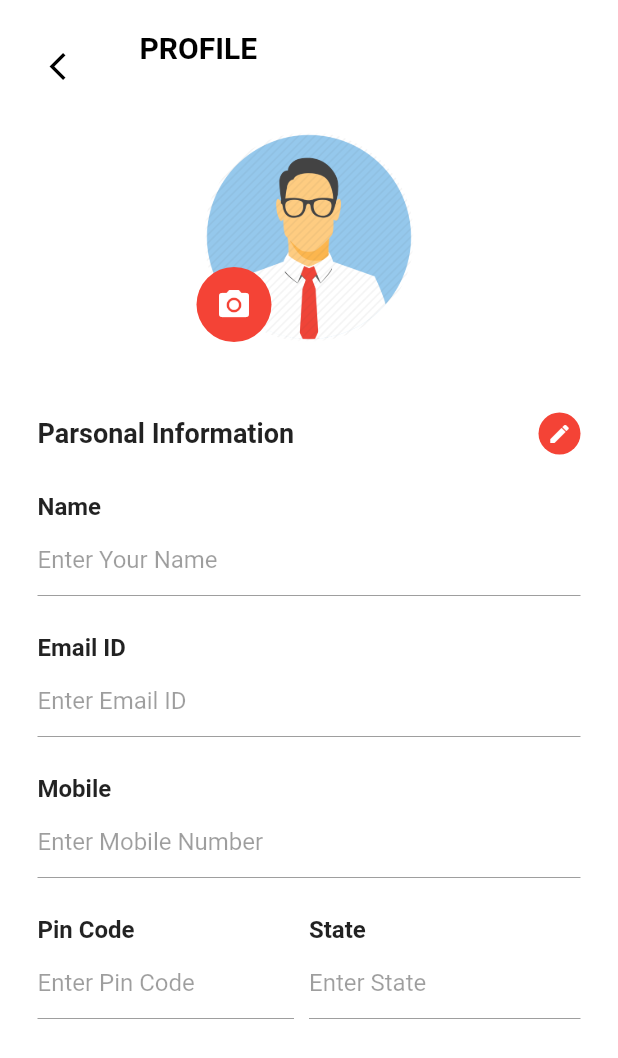
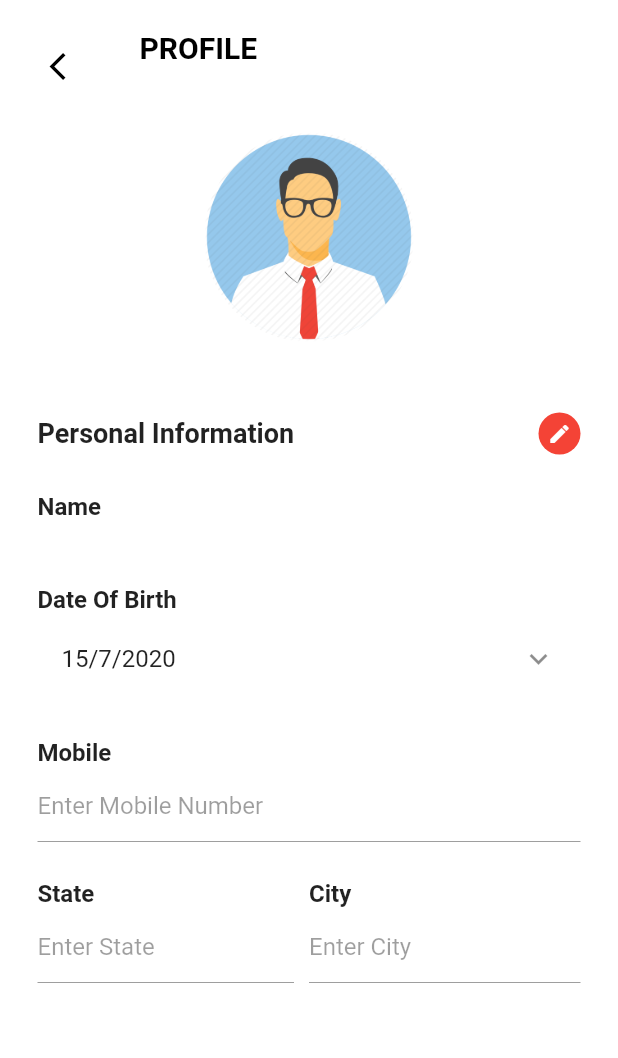
Before and after one commit to pramod1109/online_book, a Flutter app: the ProfileScreen screen opened directly, on a phone screen of 412 x 824 dp. Shown: the top 1058 px of the screen. Run offline on Flutter 3.47's test engine with Material 2 defaults, Android fonts, the phone set to English and light mode, and no system bars; our stand-ins replace carousel_pro, cloud_firestore, firebase_auth, firebase_storage, flutter_html, google_sign_in and 1 more; missing offline and left inert: notustohtml, quill_delta, zefyr; accounts and stored records are empty; Roboto replaces fonts that are missing (sans-serif-light).

Commit message:
Innerpage change-1

```diff
--- a/lib/screens/ProfileScreen.dart
+++ b/lib/screens/ProfileScreen.dart
@@ -1,5 +1,12 @@
+import 'dart:io';
+
+import 'package:cloud_firestore/cloud_firestore.dart';
+import 'package:firebase_auth/firebase_auth.dart';
+import 'package:firebase_storage/firebase_storage.dart';
 import 'package:flutter/material.dart';
 import 'package:flutter/cupertino.dart';
+import 'package:google_sign_in/google_sign_in.dart';
+import 'package:image_picker/image_picker.dart';
 import 'package:online_book/screens/homescreen.dart';
 
 class ProfileScreen extends StatefulWidget {
@@ -7,15 +14,53 @@ class ProfileScreen extends StatefulWidget {
   _ProfileScreenState createState() => _ProfileScreenState();
 }
 
-class _ProfileScreenState extends State<ProfileScreen>
-    with SingleTickerProviderStateMixin {
+class _ProfileScreenState extends State<ProfileScreen> {
+
+  final FirebaseAuth firebaseAuth = FirebaseAuth.instance;
+  final GoogleSignIn _googleSignIn = new GoogleSignIn();
+
+
   bool _status = true;
+  DateTime dob;
   final FocusNode myFocusNode = FocusNode();
+  final TextEditingController _nameController = TextEditingController();
+  final TextEditingController _mobileController = TextEditingController();
+
+  final TextEditingController _stateController = TextEditingController();
+  final TextEditingController _cityController = TextEditingController();
+
+  String name;
+  String imageUrl;
+
+  File _image;
+
+  final databaseReference = Firestore.instance;
+
+  void _update() async {
+    final FirebaseUser user = await firebaseAuth.currentUser();
+     databaseReference.collection("users").document(user.displayName).setData(
+        {
+          "Name" : _nameController.text,
+          "Date Of Birth": dob,
+          "Mobile": _mobileController.text,
+          "state": _stateController.text,
+          "city": _cityController.text
+    });
+    // if(databaseReference.collection('request').document(id).get()!=null)
+  }
+
+  Future<String> _getCurrentUser() async {
+    final FirebaseUser user = await FirebaseAuth.instance.currentUser();
+    setState(() {
+      name= user.displayName.toString();
+    });
+    return name;
+  }
 
   @override
-  void initState() {
-    // TODO: implement initState
+  Future<void> initState(){
     super.initState();
+    dob =DateTime.now();
   }
 
   @override
@@ -79,14 +124,16 @@ class _ProfileScreenState extends State<ProfileScreen>
                                 child: new Row(
                                   mainAxisAlignment: MainAxisAlignment.center,
                                   children: <Widget>[
-                                    new CircleAvatar(
+                                    !_status ?new CircleAvatar(
                                       backgroundColor: Colors.red,
                                       radius: 25.0,
-                                      child: new Icon(
-                                        Icons.camera_alt,
-                                        color: Colors.white,
+                                      child: IconButton(
+                                        icon: Icon(Icons.camera_alt,
+                                          color: Colors.white,
+                                          ),
+                                        onPressed: pickImage,
                                       ),
-                                    )
+                                    ): new Container()
                                   ],
                                 )),
                           ]),
@@ -114,7 +161,7 @@ class _ProfileScreenState extends State<ProfileScreen>
                                     mainAxisSize: MainAxisSize.min,
                                     children: <Widget>[
                                       new Text(
-                                        'Parsonal Information',
+                                        'Personal Information',
                                         style: TextStyle(
                                             fontSize: 18.0,
                                             fontWeight: FontWeight.bold),
@@ -157,7 +204,9 @@ class _ProfileScreenState extends State<ProfileScreen>
                                 mainAxisSize: MainAxisSize.max,
                                 children: <Widget>[
                                   new Flexible(
-                                    child: new TextField(
+                                    child: _getCurrentUser() != null ? Text(name)  : new TextField(
+                                      controller: _nameController,
+                                      keyboardType: TextInputType.text,
                                       decoration: const InputDecoration(
                                         hintText: "Enter Your Name",
                                       ),
@@ -179,7 +228,7 @@ class _ProfileScreenState extends State<ProfileScreen>
                                     mainAxisSize: MainAxisSize.min,
                                     children: <Widget>[
                                       new Text(
-                                        'Email ID',
+                                        'Date Of Birth',
                                         style: TextStyle(
                                             fontSize: 16.0,
                                             fontWeight: FontWeight.bold),
@@ -195,10 +244,10 @@ class _ProfileScreenState extends State<ProfileScreen>
                                 mainAxisSize: MainAxisSize.max,
                                 children: <Widget>[
                                   new Flexible(
-                                    child: new TextField(
-                                      decoration: const InputDecoration(
-                                          hintText: "Enter Email ID"),
-                                      enabled: !_status,
+                                    child: ListTile(
+                                      title: Text("${dob.day}/${dob.month}/${dob.year}"),
+                                      trailing: Icon(Icons.keyboard_arrow_down),
+                                      onTap: _pickDate,
                                     ),
                                   ),
                                 ],
@@ -231,6 +280,8 @@ class _ProfileScreenState extends State<ProfileScreen>
                                 children: <Widget>[
                                   new Flexible(
                                     child: new TextField(
+                                      controller: _mobileController,
+                                      keyboardType: TextInputType.number,
                                       decoration: const InputDecoration(
                                           hintText: "Enter Mobile Number"),
                                       enabled: !_status,
@@ -248,7 +299,7 @@ class _ProfileScreenState extends State<ProfileScreen>
                                   Expanded(
                                     child: Container(
                                       child: new Text(
-                                        'Pin Code',
+                                        'State',
                                         style: TextStyle(
                                             fontSize: 16.0,
                                             fontWeight: FontWeight.bold),
@@ -259,7 +310,7 @@ class _ProfileScreenState extends State<ProfileScreen>
                                   Expanded(
                                     child: Container(
                                       child: new Text(
-                                        'State',
+                                        'City',
                                         style: TextStyle(
                                             fontSize: 16.0,
                                             fontWeight: FontWeight.bold),
@@ -280,8 +331,10 @@ class _ProfileScreenState extends State<ProfileScreen>
                                     child: Padding(
                                       padding: EdgeInsets.only(right: 10.0),
                                       child: new TextField(
+                                        controller: _stateController,
+                                        keyboardType: TextInputType.text,
                                         decoration: const InputDecoration(
-                                            hintText: "Enter Pin Code"),
+                                            hintText: "Enter State"),
                                         enabled: !_status,
                                       ),
                                     ),
@@ -289,8 +342,10 @@ class _ProfileScreenState extends State<ProfileScreen>
                                   ),
                                   Flexible(
                                     child: new TextField(
+                                      controller: _cityController,
+                                      keyboardType: TextInputType.text,
                                       decoration: const InputDecoration(
-                                          hintText: "Enter State"),
+                                          hintText: "Enter City"),
                                       enabled: !_status,
                                     ),
                                     flex: 2,
@@ -386,4 +441,43 @@ class _ProfileScreenState extends State<ProfileScreen>
       },
     );
   }
+  Future<String> pickImage() async {
+    //Get the file from the image picker and store it
+    final pickedFile = await ImagePicker.pickImage(source: ImageSource.gallery);
+    setState(() {
+      _image=pickedFile;
+    });
+  }
+
+  _pickDate() async{
+    if(!_status) {
+      DateTime date = await showDatePicker(
+        context: context,
+        firstDate: DateTime(DateTime
+            .now()
+            .year - 150),
+        lastDate: DateTime(DateTime
+            .now()
+            .year + 5),
+        initialDate: dob,
+      );
+
+      if (date != null) {
+        setState(() {
+          dob = date;
+        });
+      }
+    }
+  }
+
+  Future<String> _uploadFile() async {
+    try {
+      final StorageReference storageRef = FirebaseStorage.instance.ref().child(_nameController.text +"-Profileimage/");
+      final StorageUploadTask task = storageRef.putFile(_image);
+      return await (await task.onComplete).ref.getDownloadURL();
+    } catch (error) {
+      print(error.toString());
+      throw error.toString();
+    }
+  }
 }
--- a/pubspec.yaml
+++ b/pubspec.yaml
@@ -66,6 +66,7 @@ flutter:
     - assets/images/3.jpeg
     - assets/images/4.jpeg
     - assets/images/as.png
+    - assets/images/download.png
     #   - images/a_dot_burr.jpeg
     #   - images/a_dot_ham.jpeg
   fonts:
```
Also changed, not shown: lib/screens/ListScreen.dart (added, +191 -0 lines), lib/screens/horror.dart (deleted, +0 -111 lines), lib/views/home_grid.dart (+17 -17 lines), assets/images/download.png (added).
